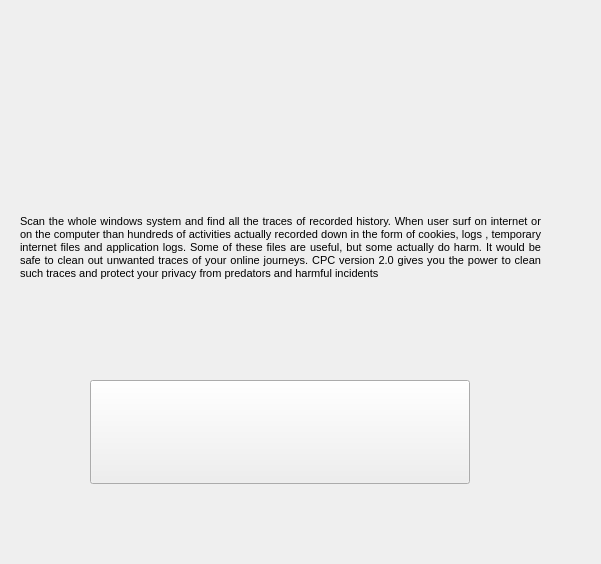
Qt form CPC/welcomewidget.ui (CoEIA/CPC) before a commit.
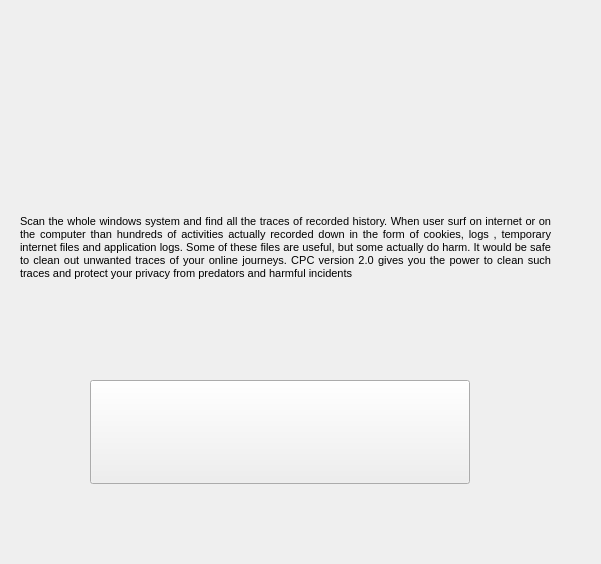
The same form after that commit.

```diff
--- a/CPC/welcomewidget.ui
+++ b/CPC/welcomewidget.ui
@@ -49,7 +49,7 @@
     <rect>
      <x>20</x>
      <y>170</y>
-     <width>521</width>
+     <width>531</width>
      <height>155</height>
     </rect>
    </property>
```
